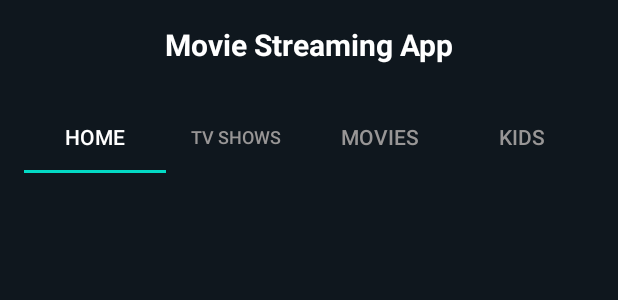
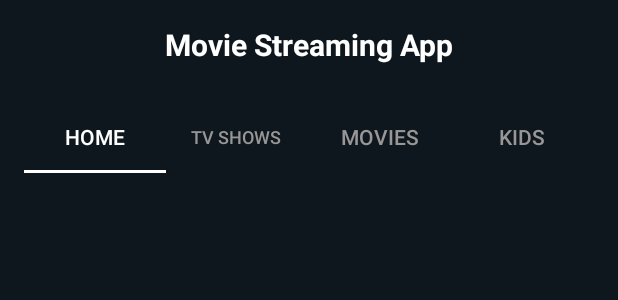
Before and after one commit to maheshpd/PrimeVideoClone, an Android app: the layout activity_main.xml on its own in the app's theme, with its tools: preview values and no code run, on a phone screen of 412 x 824 dp. Shown: the top 300 px of the screen. Run offline under Robolectric (Android 15) with nearby library versions, the phone set to English and light mode, and no system bars.

```diff
--- a/app/src/main/AndroidManifest.xml
+++ b/app/src/main/AndroidManifest.xml
@@ -2,10 +2,12 @@
 <manifest xmlns:android="http://schemas.android.com/apk/res/android"
     package="com.createsapp.primevideoclone">
 
+    <uses-permission android:name="android.permission.INTERNET" />
     <application
         android:allowBackup="true"
         android:icon="@mipmap/ic_launcher"
         android:label="@string/app_name"
+        android:networkSecurityConfig="@xml/network_security_config"
         android:roundIcon="@mipmap/ic_launcher_round"
         android:supportsRtl="true"
         android:theme="@style/AppTheme">
--- a/app/src/main/java/com/createsapp/primevideoclone/adapter/BannerMoviesPagerAdapter.java
+++ b/app/src/main/java/com/createsapp/primevideoclone/adapter/BannerMoviesPagerAdapter.java
@@ -19,6 +19,11 @@ public class BannerMoviesPagerAdapter extends PagerAdapter {
 
     Context context;
     List<BannerMovies> bannerMoviesList;
+
+    public BannerMoviesPagerAdapter(Context context, List<BannerMovies> bannerMoviesList) {
+        this.context = context;
+        this.bannerMoviesList = bannerMoviesList;
+    }
 
     @Override
     public int getCount() {
--- a/app/src/main/res/layout/activity_main.xml
+++ b/app/src/main/res/layout/activity_main.xml
@@ -30,7 +30,7 @@
         app:layout_constraintEnd_toEndOf="parent"
         app:layout_constraintStart_toStartOf="parent"
         app:layout_constraintTop_toBottomOf="@+id/textView"
-        app:tabIndicator="#FFFFFF"
+        app:tabIndicatorColor="#FFFFFF"
         app:tabSelectedTextColor="#FFFFFF"
         app:tabTextColor="#989696">
 
@@ -62,9 +62,18 @@
         app:layout_constraintStart_toStartOf="parent"
         app:layout_constraintTop_toBottomOf="@+id/tabLayout">
 
-        <androidx.viewpager2.widget.ViewPager2
+        <androidx.viewpager.widget.ViewPager
             android:id="@+id/banner_viewPager"
             android:layout_width="match_parent"
             android:layout_height="match_parent" />
+
+
+        <com.google.android.material.tabs.TabLayout
+            android:id="@+id/tab_indicator"
+            android:layout_width="wrap_content"
+            android:layout_height="wrap_content"
+            android:layout_alignParentBottom="true"
+            android:layout_centerInParent="true"
+            app:tabIndicatorHeight="0dp" />
     </RelativeLayout>
 </androidx.constraintlayout.widget.ConstraintLayout>
--- /dev/null
+++ b/app/src/main/res/xml/network_security_config.xml
@@ -0,0 +1,4 @@
+<?xml version="1.0" encoding="utf-8"?>
+<network-security-config>
+    <base-config cleartextTrafficPermitted="true" />
+</network-security-config>
```
Also changed, not shown: app/src/main/java/com/createsapp/primevideoclone/MainActivity.java (+30 -0 lines).
